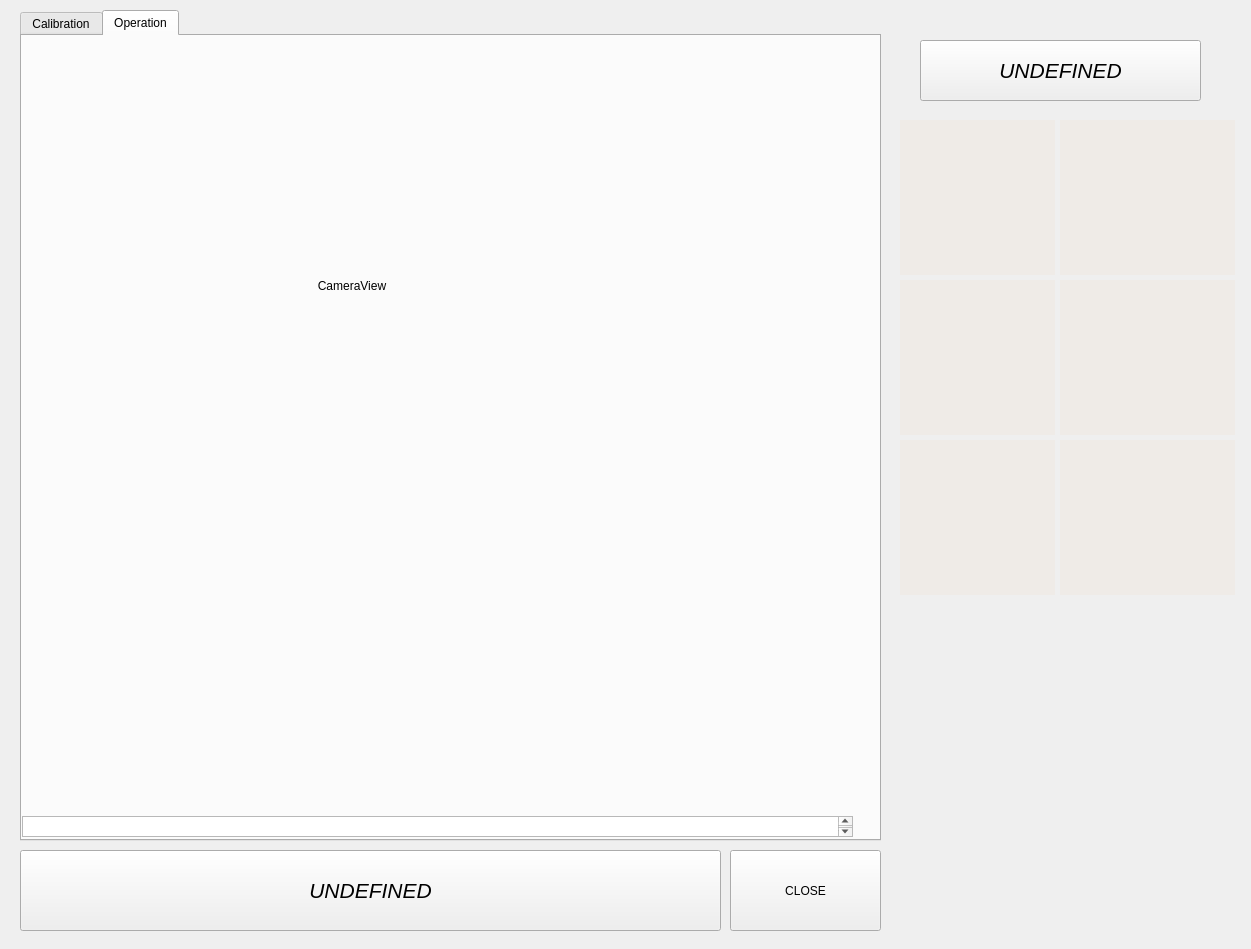
dgitz/DriverStation, file DriverStation/mainwindow.ui: the form before one commit.
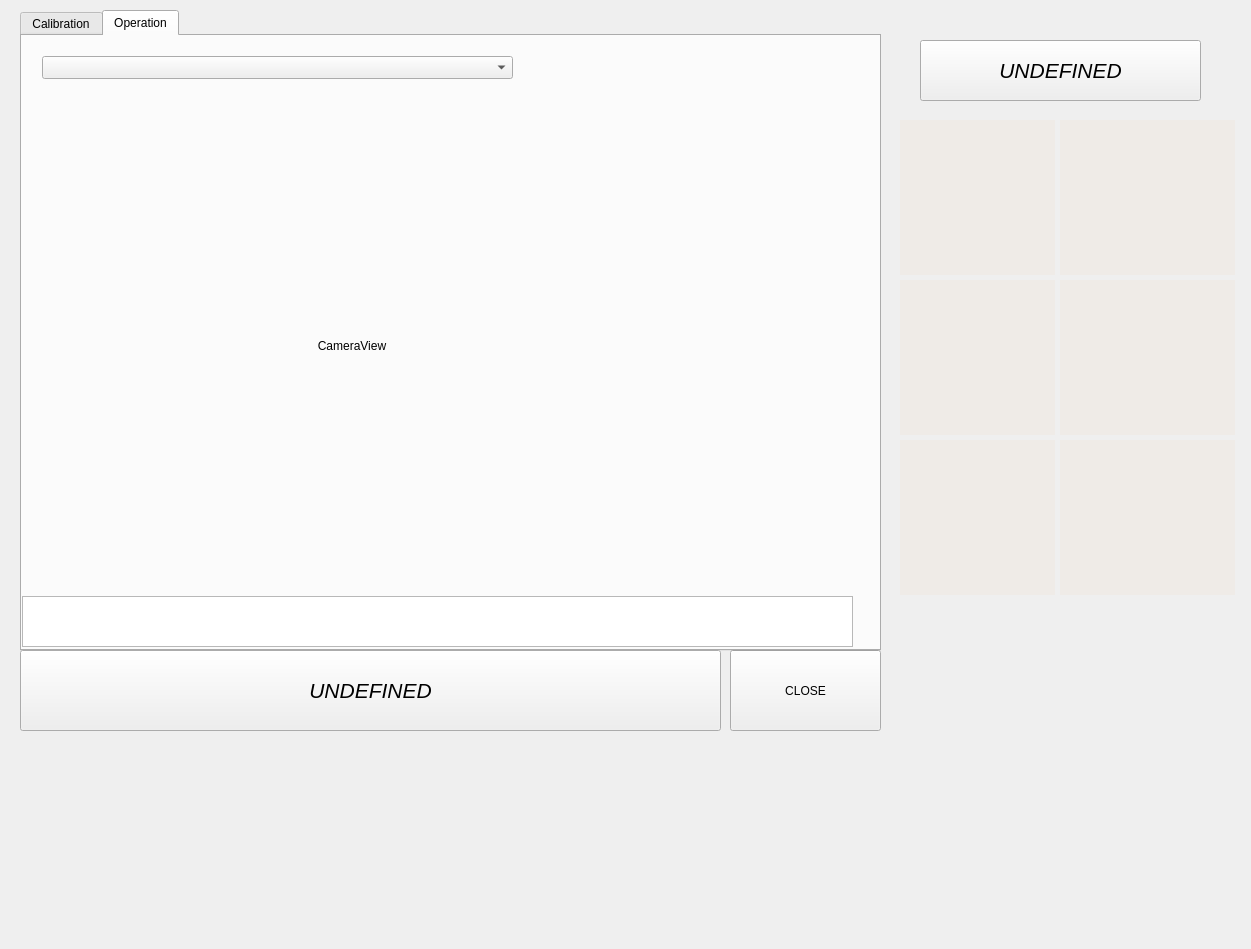
The form after the commit.

The edit to the form file:
```diff
--- a/DriverStation/mainwindow.ui
+++ b/DriverStation/mainwindow.ui
@@ -18,7 +18,7 @@
     <property name="geometry">
      <rect>
       <x>730</x>
-      <y>850</y>
+      <y>650</y>
       <width>151</width>
       <height>81</height>
      </rect>
@@ -33,7 +33,7 @@
       <x>20</x>
       <y>10</y>
       <width>861</width>
-      <height>831</height>
+      <height>641</height>
      </rect>
     </property>
     <property name="currentIndex">
@@ -1139,9 +1139,9 @@
       <property name="geometry">
        <rect>
         <x>0</x>
-        <y>780</y>
+        <y>560</y>
         <width>831</width>
-        <height>21</height>
+        <height>51</height>
        </rect>
       </property>
      </widget>
@@ -1149,7 +1149,7 @@
       <property name="geometry">
        <rect>
         <x>10</x>
-        <y>10</y>
+        <y>70</y>
         <width>640</width>
         <height>480</height>
        </rect>
@@ -1161,13 +1161,26 @@
        <set>Qt::AlignCenter</set>
       </property>
      </widget>
+     <widget class="QComboBox" name="cbCameraStreamChooser">
+      <property name="geometry">
+       <rect>
+        <x>20</x>
+        <y>20</y>
+        <width>471</width>
+        <height>23</height>
+       </rect>
+      </property>
+      <property name="currentText">
+       <string/>
+      </property>
+     </widget>
     </widget>
    </widget>
    <widget class="QPushButton" name="tEStopState">
     <property name="geometry">
      <rect>
       <x>20</x>
-      <y>850</y>
+      <y>650</y>
       <width>701</width>
       <height>81</height>
      </rect>
```
